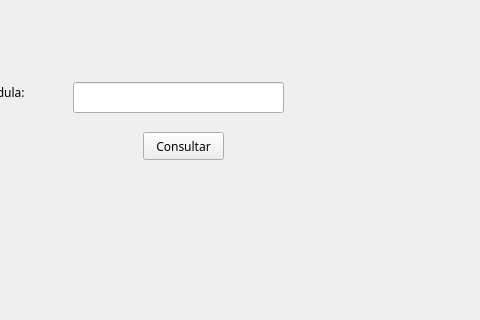
Above: InterfazTSE/InterfazTSE/ingresarvotante.ui from AndreyMena/InterfazTSE before the change; both pictures show x 147 to 627 and y 188 to 508 of the 627 by 508 pixel window. Below: the same form after it.
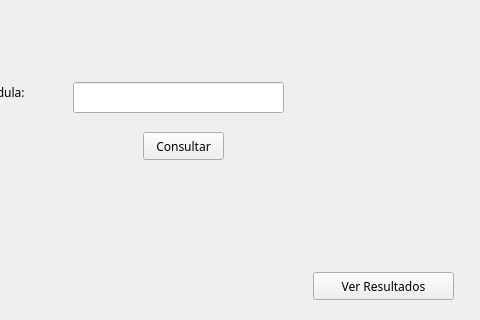
That is the form after the change. Icons and pictures are not drawn.

What changed in the file:
```diff
--- a/InterfazTSE/InterfazTSE/ingresarvotante.ui
+++ b/InterfazTSE/InterfazTSE/ingresarvotante.ui
@@ -204,6 +204,24 @@
     <set>Qt::AlignCenter</set>
    </property>
   </widget>
+  <widget class="QPushButton" name="pushButton_4">
+   <property name="geometry">
+    <rect>
+     <x>460</x>
+     <y>460</y>
+     <width>141</width>
+     <height>28</height>
+    </rect>
+   </property>
+   <property name="font">
+    <font>
+     <family>Microsoft YaHei</family>
+    </font>
+   </property>
+   <property name="text">
+    <string>Ver Resultados</string>
+   </property>
+  </widget>
  </widget>
  <resources/>
  <connections/>
```
Left out of the diff: 4 changed lines with no effect on the pictures.
